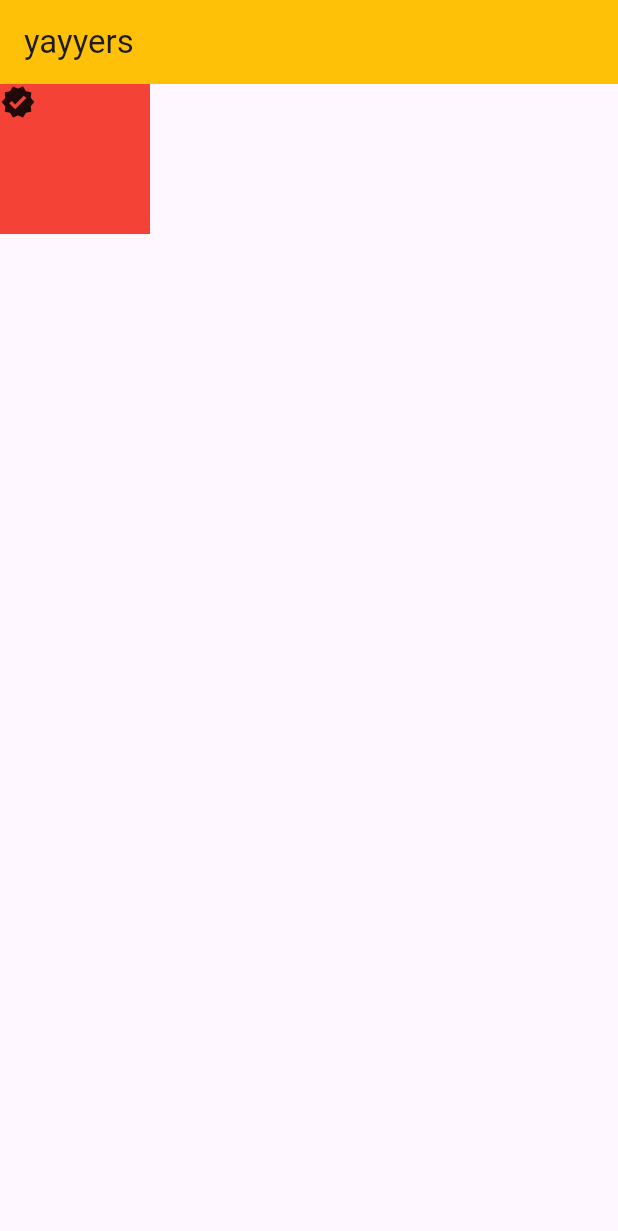
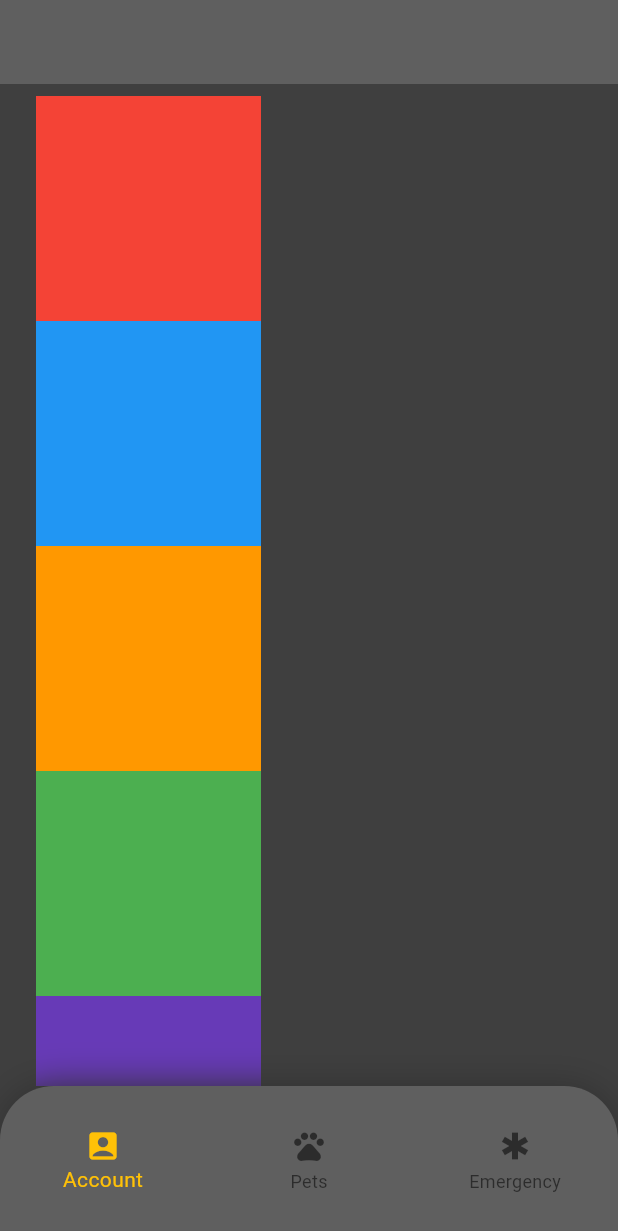
Before and after one commit to xyluphobia/PetProfileApp, a Flutter app: the screen it shows after launch, on a phone screen of 412 x 824 dp. Shown: the top 1231 px of the screen. Run offline on Flutter 3.47's test engine with Material 3 defaults, Android fonts, the phone set to English and light mode, and no system bars.

Commit message:
Added bottom nav bar with shadow and rounded corners.

```diff
--- a/lib/main.dart
+++ b/lib/main.dart
@@ -11,19 +11,85 @@ class MyApp extends StatelessWidget {
   Widget build(BuildContext context) {
     return MaterialApp(
       home: Scaffold(
+        backgroundColor: const Color.fromARGB(255, 63, 63, 63),
         appBar: AppBar(
-          backgroundColor: Colors.amber,
-          title: const Text("yayyers")),
-        body: Stack(
-          children: [
-            Container(
-              color: Colors.red,
-              width: 100,
-              height: 100,
+          backgroundColor: const Color.fromARGB(255, 95, 95, 95),
+          ),
+        bottomNavigationBar: Container(
+          height: 100,
+          decoration: const BoxDecoration(
+            borderRadius: BorderRadius.only(
+              topLeft: Radius.circular(36.0),
+              topRight: Radius.circular(36.0),
             ),
-            Icon(Icons.verified)
-          ],
-        )
+            boxShadow: [
+              BoxShadow(color: Color.fromARGB(255, 48, 48, 48), spreadRadius: 0, blurRadius: 20),
+            ],
+          ),
+          child: ClipRRect(
+            borderRadius: const BorderRadius.only(
+              topLeft: Radius.circular(36.0),
+              topRight: Radius.circular(36.0),
+            ),
+            child: BottomNavigationBar(
+              backgroundColor: const Color.fromARGB(255, 95, 95, 95),
+              selectedItemColor: Colors.amber,
+              items: const <BottomNavigationBarItem>[
+                BottomNavigationBarItem(
+                  icon: Icon(Icons.account_box_rounded),
+                  label: "Account",
+                ),
+                BottomNavigationBarItem(
+                  icon: Icon(Icons.pets_rounded),
+                  label: "Pets",
+                ),
+                BottomNavigationBarItem(
+                  icon: Icon(Icons.emergency),
+                  label: "Emergency",
+                ),
+              ],
+            ),
+          ),
+        ),
+        body: SingleChildScrollView(
+          child: Container(
+            margin: const EdgeInsets.only(
+              top: 8,
+              bottom: 8,
+              right: 24,
+              left: 24,
+            ),
+            child: Column(
+              children: [
+                Container(
+                  color: Colors.red,
+                  width: 150,
+                  height: 150,
+                ),
+                Container(
+                  color: Colors.blue,
+                  width: 150,
+                  height: 150,
+                ),
+                Container(
+                  color: Colors.orange,
+                  width: 150,
+                  height: 150,
+                ),
+                Container(
+                  color: Colors.green,
+                  width: 150,
+                  height: 150,
+                ),
+                Container(
+                  color: Colors.deepPurple,
+                  width: 150,
+                  height: 150,
+                ),
+              ],
+            ),
+          ),
+        ),
       ),
     );
   }
```
Also changed, not shown: lib/account_view.dart (added), lib/common/pet_card.dart (added), lib/emergency_view.dart (added).
